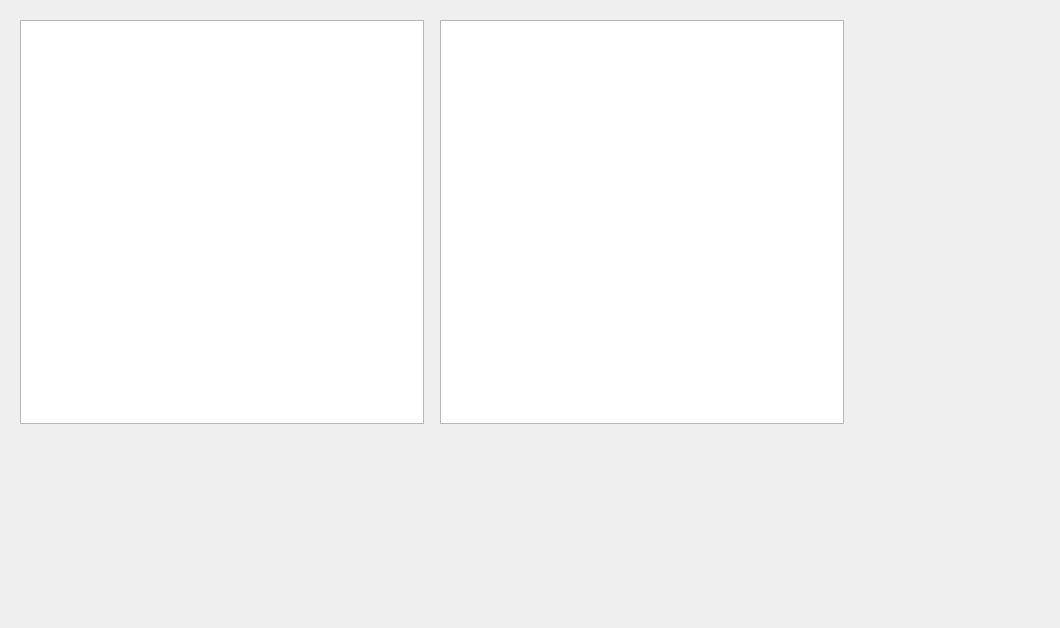
Above: sk2_klient/widget.ui from mwilk9/sk2_projekt_vol2 before the change. Below: the same form after it.
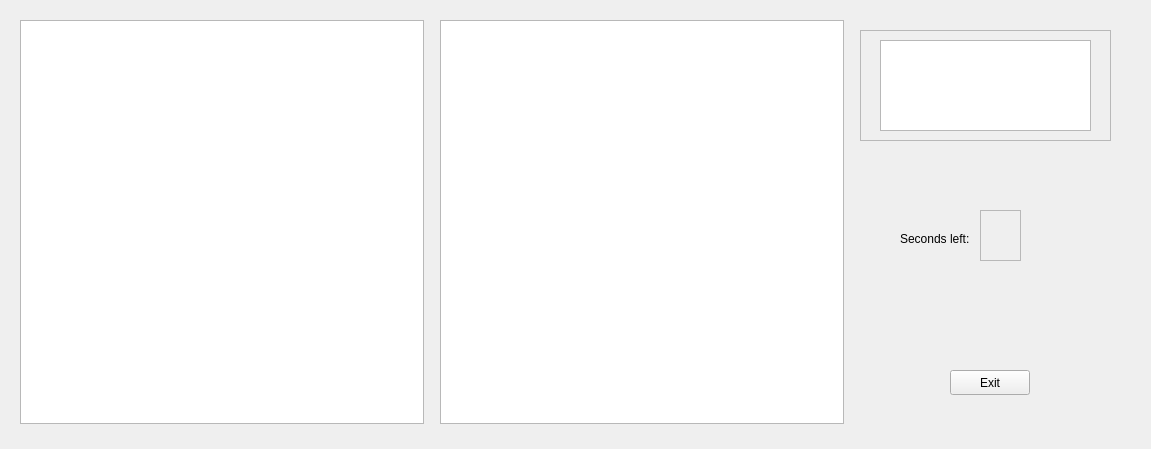
That is the form after the change.

```diff
--- a/sk2_klient/widget.ui
+++ b/sk2_klient/widget.ui
@@ -6,8 +6,8 @@
    <rect>
     <x>0</x>
     <y>0</y>
-    <width>1060</width>
-    <height>628</height>
+    <width>1151</width>
+    <height>449</height>
    </rect>
   </property>
   <property name="windowTitle">
@@ -33,6 +33,94 @@
     </rect>
    </property>
   </widget>
+  <widget class="QFrame" name="frame">
+   <property name="geometry">
+    <rect>
+     <x>860</x>
+     <y>30</y>
+     <width>251</width>
+     <height>111</height>
+    </rect>
+   </property>
+   <property name="frameShape">
+    <enum>QFrame::StyledPanel</enum>
+   </property>
+   <property name="frameShadow">
+    <enum>QFrame::Raised</enum>
+   </property>
+   <widget class="QTextEdit" name="infoBoard">
+    <property name="enabled">
+     <bool>true</bool>
+    </property>
+    <property name="geometry">
+     <rect>
+      <x>20</x>
+      <y>10</y>
+      <width>211</width>
+      <height>91</height>
+     </rect>
+    </property>
+    <property name="sizePolicy">
+     <sizepolicy hsizetype="Expanding" vsizetype="Expanding">
+      <horstretch>0</horstretch>
+      <verstretch>0</verstretch>
+     </sizepolicy>
+    </property>
+    <property name="verticalScrollBarPolicy">
+     <enum>Qt::ScrollBarAlwaysOff</enum>
+    </property>
+    <property name="lineWrapMode">
+     <enum>QTextEdit::WidgetWidth</enum>
+    </property>
+    <property name="readOnly">
+     <bool>true</bool>
+    </property>
+   </widget>
+  </widget>
+  <widget class="QTextEdit" name="textEdit">
+   <property name="enabled">
+    <bool>false</bool>
+   </property>
+   <property name="geometry">
+    <rect>
+     <x>980</x>
+     <y>210</y>
+     <width>41</width>
+     <height>51</height>
+    </rect>
+   </property>
+   <property name="font">
+    <font>
+     <pointsize>20</pointsize>
+    </font>
+   </property>
+  </widget>
+  <widget class="QLabel" name="label">
+   <property name="geometry">
+    <rect>
+     <x>900</x>
+     <y>230</y>
+     <width>101</width>
+     <height>17</height>
+    </rect>
+   </property>
+   <property name="text">
+    <string>Seconds left:</string>
+   </property>
+  </widget>
+  <widget class="QPushButton" name="pushButton">
+   <property name="geometry">
+    <rect>
+     <x>950</x>
+     <y>370</y>
+     <width>80</width>
+     <height>25</height>
+    </rect>
+   </property>
+   <property name="text">
+    <string>Exit</string>
+   </property>
+  </widget>
  </widget>
  <layoutdefault spacing="6" margin="11"/>
  <resources/>
```
